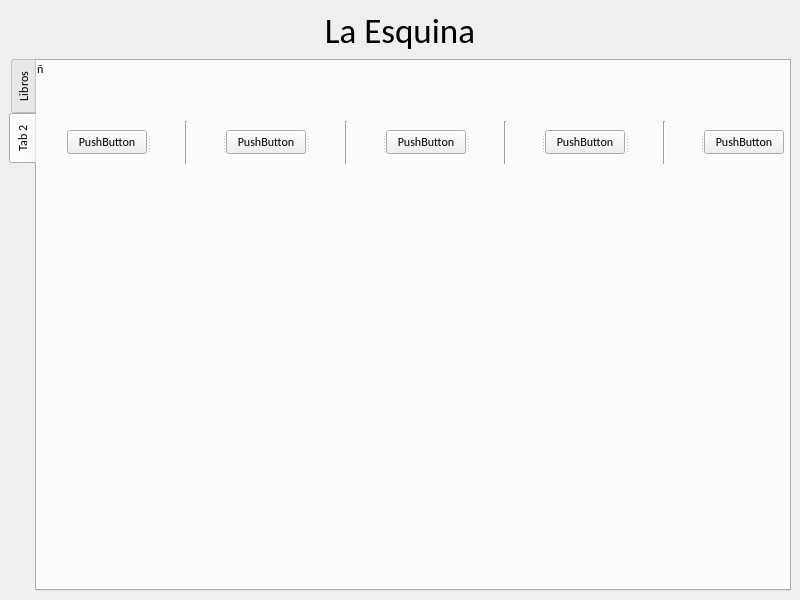
Before: the Qt Designer form app/Main.ui in christianmz565/laesquina-management, drawn with Qt 5.
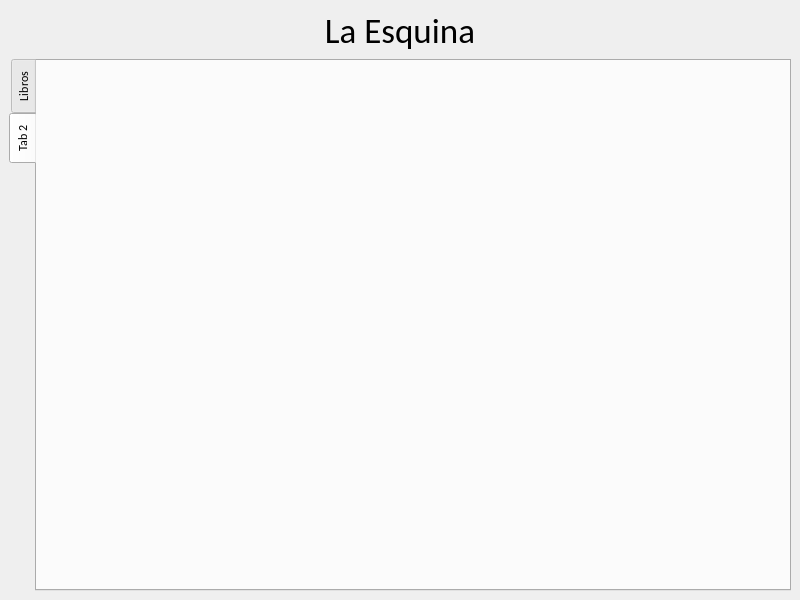
After: the same form once the commit is applied. The open tabs and pages were chosen to show the change.

The edit to the form file:
```diff
--- a/app/Main.ui
+++ b/app/Main.ui
@@ -19,12 +19,6 @@
    <string>MainWindow</string>
   </property>
   <widget class="QWidget" name="centralwidget">
-   <property name="sizePolicy">
-    <sizepolicy hsizetype="MinimumExpanding" vsizetype="MinimumExpanding">
-     <horstretch>0</horstretch>
-     <verstretch>0</verstretch>
-    </sizepolicy>
-   </property>
    <layout class="QVBoxLayout" name="verticalLayout">
     <item>
      <widget class="QLabel" name="title">
@@ -50,9 +44,6 @@
       <property name="currentIndex">
        <number>0</number>
       </property>
-      <property name="tabsClosable">
-       <bool>false</bool>
-      </property>
       <widget class="QWidget" name="books">
        <attribute name="title">
         <string>Libros</string>
@@ -190,116 +181,6 @@
        <attribute name="title">
         <string>Tab 2</string>
        </attribute>
-       <widget class="QLabel" name="label_2">
-        <property name="geometry">
-         <rect>
-          <x>0</x>
-          <y>0</y>
-          <width>49</width>
-          <height>16</height>
-         </rect>
-        </property>
-        <property name="text">
-         <string>ñ</string>
-        </property>
-       </widget>
-       <widget class="QWidget" name="widget" native="true">
-        <property name="geometry">
-         <rect>
-          <x>30</x>
-          <y>60</y>
-          <width>717</width>
-          <height>43</height>
-         </rect>
-        </property>
-        <layout class="QGridLayout" name="gridLayout_2">
-         <item row="0" column="0">
-          <widget class="QSplitter" name="splitter">
-           <property name="orientation">
-            <enum>Qt::Orientation::Horizontal</enum>
-           </property>
-           <property name="childrenCollapsible">
-            <bool>false</bool>
-           </property>
-           <widget class="QWidget" name="verticalLayoutWidget">
-            <layout class="QVBoxLayout" name="verticalLayout_8">
-             <item>
-              <widget class="QPushButton" name="pushButton">
-               <property name="text">
-                <string>PushButton</string>
-               </property>
-              </widget>
-             </item>
-            </layout>
-           </widget>
-           <widget class="Line" name="line">
-            <property name="orientation">
-             <enum>Qt::Orientation::Vertical</enum>
-            </property>
-           </widget>
-           <widget class="QWidget" name="verticalLayoutWidget_3">
-            <layout class="QVBoxLayout" name="verticalLayout_10">
-             <item>
-              <widget class="QPushButton" name="pushButton_2">
-               <property name="text">
-                <string>PushButton</string>
-               </property>
-              </widget>
-             </item>
-            </layout>
-           </widget>
-           <widget class="Line" name="line_3">
-            <property name="orientation">
-             <enum>Qt::Orientation::Vertical</enum>
-            </property>
-           </widget>
-           <widget class="QWidget" name="verticalLayoutWidget_2">
-            <layout class="QVBoxLayout" name="verticalLayout_9">
-             <item>
-              <widget class="QPushButton" name="pushButton_3">
-               <property name="text">
-                <string>PushButton</string>
-               </property>
-              </widget>
-             </item>
-            </layout>
-           </widget>
-           <widget class="Line" name="line_4">
-            <property name="orientation">
-             <enum>Qt::Orientation::Vertical</enum>
-            </property>
-           </widget>
-           <widget class="QWidget" name="verticalLayoutWidget_7">
-            <layout class="QVBoxLayout" name="verticalLayout_14">
-             <item>
-              <widget class="QPushButton" name="pushButton_7">
-               <property name="text">
-                <string>PushButton</string>
-               </property>
-              </widget>
-             </item>
-            </layout>
-           </widget>
-           <widget class="Line" name="line_5">
-            <property name="orientation">
-             <enum>Qt::Orientation::Vertical</enum>
-            </property>
-           </widget>
-           <widget class="QWidget" name="verticalLayoutWidget_8">
-            <layout class="QVBoxLayout" name="verticalLayout_15">
-             <item>
-              <widget class="QPushButton" name="pushButton_8">
-               <property name="text">
-                <string>PushButton</string>
-               </property>
-              </widget>
-             </item>
-            </layout>
-           </widget>
-          </widget>
-         </item>
-        </layout>
-       </widget>
       </widget>
      </widget>
     </item>
```
Left out of the diff: 97 changed lines with no effect on the pictures.
